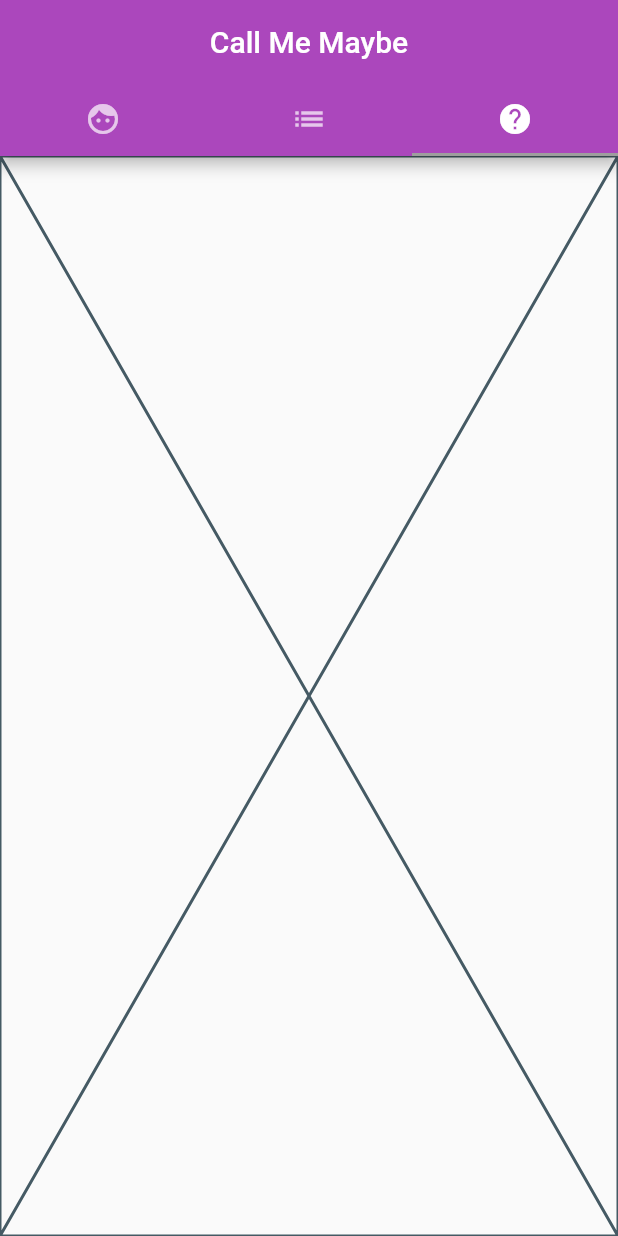
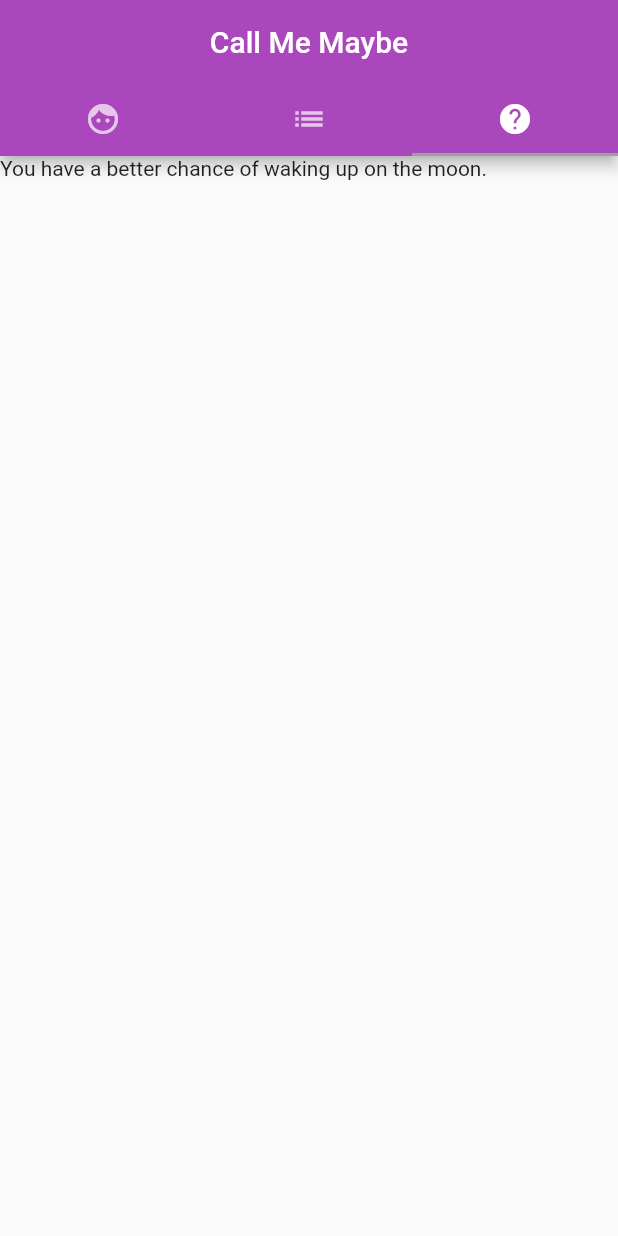
Before and after one commit to AndreEPaul/call_me_maybe, a Flutter app: the screen it shows after launch, tab 3 chosen, on a phone screen of 412 x 824 dp. Run offline on Flutter 3.47's test engine with Material 2 defaults, Android fonts, the phone set to English and light mode, and no system bars; network calls fail.

Commit message:
reorganizing, added model, prediction randomness is working

```diff
--- a/lib/predictor.dart
+++ b/lib/components/predictor.dart
@@ -1,8 +1,12 @@
 import 'package:flutter/material.dart';
 
+import '../models/predictor_data.dart';
+
 class Predictor extends StatelessWidget {
+  final predictorData = PredictorData();
+
   @override
   Widget build(BuildContext context) {
-    return const Placeholder();
+    return Text(predictorData.pickPrediction());
   }
 }
--- a/lib/main.dart
+++ b/lib/main.dart
@@ -1,8 +1,8 @@
 import 'package:flutter/material.dart';
 import 'package:flutter/services.dart';
-import 'business_card.dart';
-import 'predictor.dart';
-import 'resume.dart';
+import './components/business_card.dart';
+import './components/predictor.dart';
+import './components/resume.dart';
 
 void main() {
   SystemChrome.setPreferredOrientations([
--- /dev/null
+++ b/lib/models/predictor_data.dart
@@ -0,0 +1,22 @@
+import 'dart:math';
+
+class PredictorData {
+  final Random random = Random();
+  final numberOfPredictions = 8;
+  int currentIndex = 0;
+  final List<String> predictions = [
+    'If you wish upon a star...',
+    'Yeah right!',
+    'Your future is looking bright.',
+    'It seems to be a sure thing.',
+    'You have a better chance of waking up on the moon.',
+    'The chances are grim...',
+    'Tough to say, why not ask again?',
+    'I like those odds!'
+  ];
+
+  String pickPrediction() {
+    currentIndex = random.nextInt(numberOfPredictions);
+    return predictions[currentIndex];
+  }
+}
```
Also changed, not shown: lib/components/business_card.dart (renamed from lib/business_card.dart), lib/components/resume.dart (renamed from lib/resume.dart).
